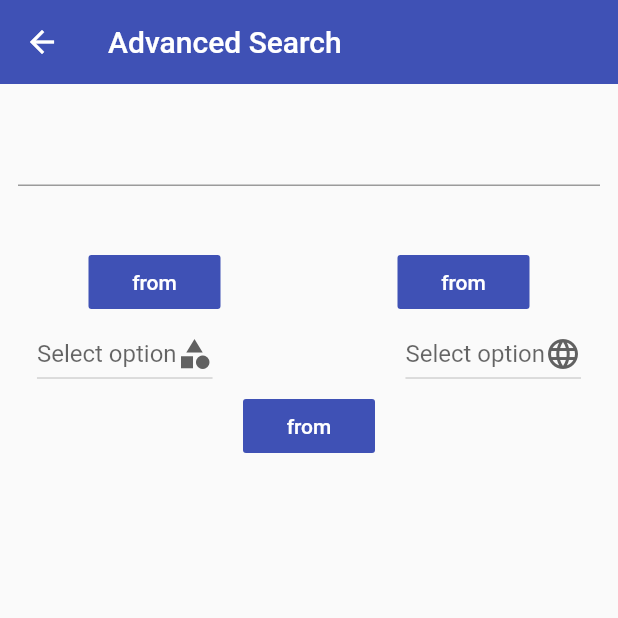
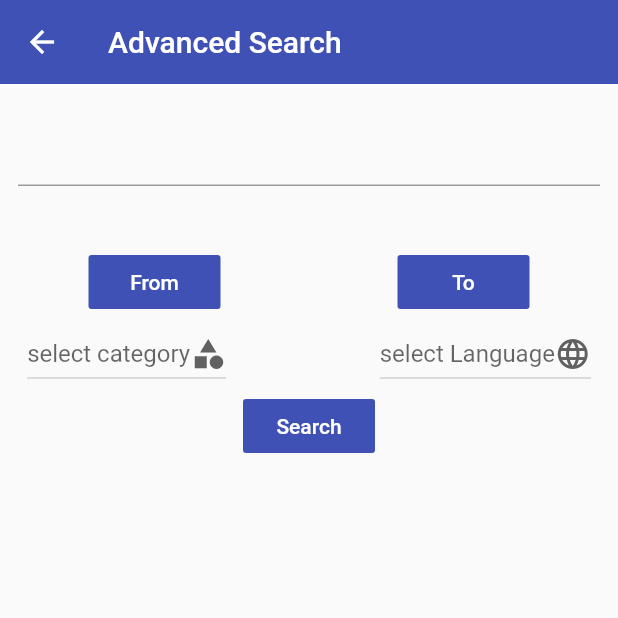
Before and after one commit to kannel-outis/Iroyin_NewsApp, a Flutter app: the AdvancedSearchPage screen opened by its route, on a phone screen of 412 x 824 dp, the top half of it. Run offline on Flutter 3.47's test engine with Material 2 defaults, Android fonts, the light colour scheme and no system bars; our stand-ins replace auto_route, cached_network_image, dio, fluttericon, hive, hive_flutter and 3 more; missing offline and left inert: connectivity_wrapper, flutter_web_browser; accounts and stored records are empty; generated files the repository leaves out were written again; network calls fail.

Commit message:
update code

```diff
--- /dev/null
+++ b/lib/ui/model_repo.dart
@@ -0,0 +1,5 @@
+import 'package:NewsApp_Chingu/services/hive_prefs.dart';
+
+class ModelRepo {
+  Future hiveInit() => HiveInit().hiveInit();
+}
--- a/lib/ui/pages/advanced_search/advanced_search.dart
+++ b/lib/ui/pages/advanced_search/advanced_search.dart
@@ -62,19 +62,25 @@ class _AdvancedSearchPageState extends State<AdvancedSearchPage> {
                   Row(
                     mainAxisAlignment: MainAxisAlignment.spaceAround,
                     children: <Widget>[
-                      PlatformSpec.optionDropOrPick(Icons.category,
+                      PlatformSpec.optionDropOrPick(
+                        Icons.category,
                         context: context,
                         modelString: model.sortBy,
                         options: Data.dropItemsPop,
-                          selectSide: model.selectSortBy),
+                        selectSide: model.selectSortBy,
+                        selectOption: "select category",
+                      ),
                       SizedBox(
                         width: 30,
                       ),
-                      PlatformSpec.optionDropOrPick(Icons.language,
+                      PlatformSpec.optionDropOrPick(
+                        Icons.language,
                         context: context,
                         modelString: model.selectedLanguage,
                         options: Data.dropItemsLang,
-                          selectSide: model.selectLanguage)
+                        selectSide: model.selectLanguage,
+                        selectOption: "select Language",
+                      )
                     ],
                   ),
                   PlatformSpec.platFormButton(
--- a/lib/ui/widgets/platform_specific.dart
+++ b/lib/ui/widgets/platform_specific.dart
@@ -38,11 +38,12 @@ class PlatformSpec {
       {@required BuildContext context,
       @required String modelString,
       @required List<String> options,
-      @required Function selectSide}) {
+      @required Function selectSide,
+      @required String selectOption}) {
     if (Platform.isAndroid) {
       return DropdownButton<String>(
           icon: Icon(icon),
-          hint: Text(modelString ?? "Select option"),
+          hint: Text(modelString ?? selectOption),
           items: options.map((value) {
             return DropdownMenuItem<String>(
               child: Text(value),
@@ -77,7 +78,7 @@ class PlatformSpec {
         textColor: Colors.white,
         color: Colors.indigo,
         onPressed: onPressed,
-        child: Text("from"),
+        child: Text(text),
       );
     } else if (Platform.isIOS) {
       return CupertinoButton(child: Text(text), onPressed: onPressed);
```
Also changed, not shown: 1 other file. Lines whose indentation alone changed are shown as unchanged.
